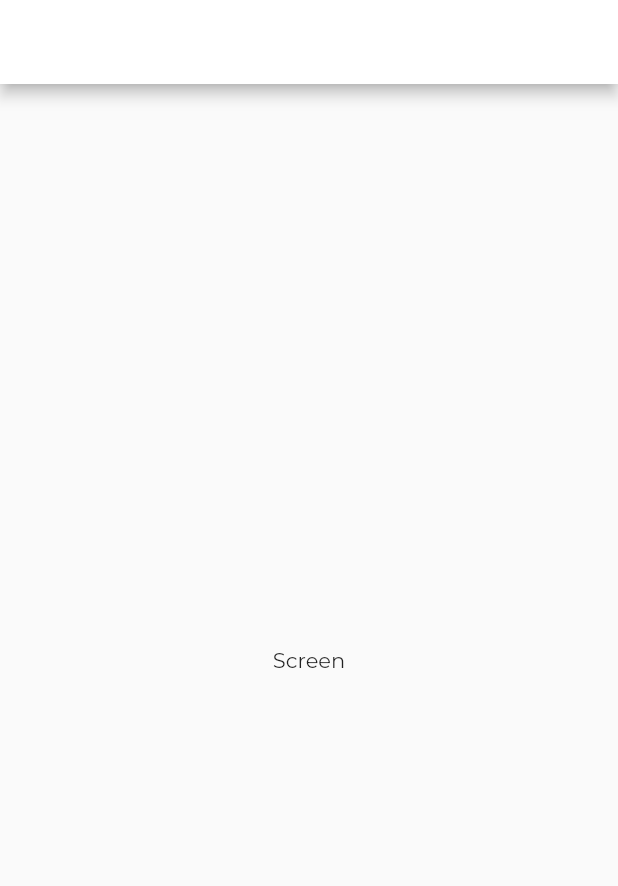
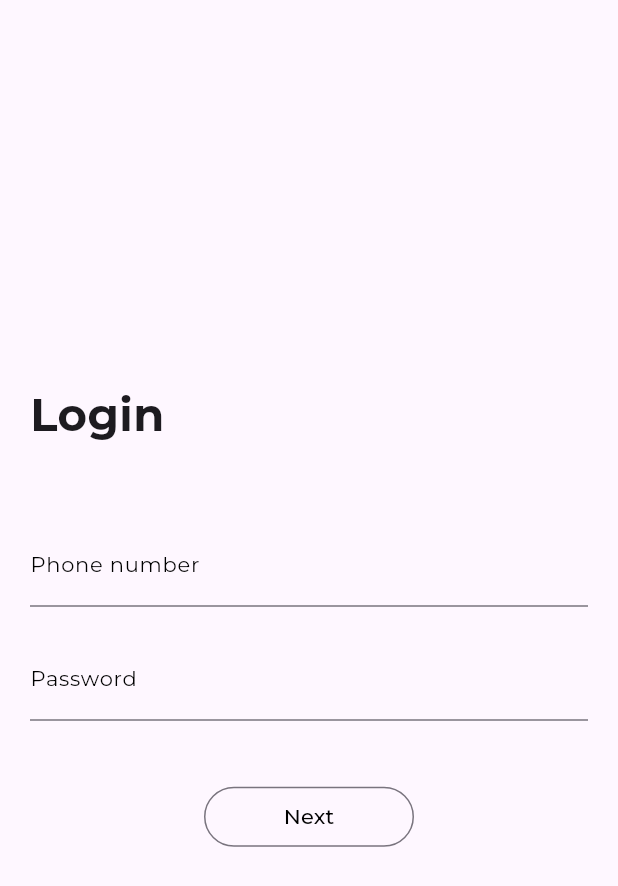
Before and after one commit to Kaparovvv/Mobile-banking, a Flutter app: the screen it shows after launch, on a phone screen of 412 x 824 dp. Shown: the top 886 px of the screen. Run offline on Flutter 3.47's test engine with Material 2 defaults, Android fonts, the phone set to English and light mode, and no system bars; our stand-ins replace auto_route, mask_text_input_formatter; project files that could hold a hidden picture were left out.

Commit message:
login screen UI finished

```diff
--- a/lib/application.dart
+++ b/lib/app.dart
@@ -1,21 +1,22 @@
 import 'package:flutter/material.dart';
 import 'package:my_family_flutter/core/router/app_router.gr.dart';
 
-class MyApp extends StatelessWidget {
-  MyApp({super.key});
+class App extends StatelessWidget {
+  App({super.key});
 
   final AppRouter _appRouter = AppRouter();
   @override
   Widget build(BuildContext context) {
     return MaterialApp.router(
-      routeInformationParser: _appRouter.defaultRouteParser(),
-      routerDelegate: _appRouter.delegate(),
-      debugShowCheckedModeBanner: false,
       title: 'My Family',
       theme: ThemeData(
         fontFamily: 'Montserrat',
         appBarTheme: const AppBarTheme(backgroundColor: Colors.white),
+        useMaterial3: true,
       ),
+      routeInformationParser: _appRouter.defaultRouteParser(),
+      routerDelegate: _appRouter.delegate(),
+      debugShowCheckedModeBanner: false,
     );
   }
 }
--- /dev/null
+++ b/lib/core/constants/masks.dart
@@ -0,0 +1,10 @@
+import 'package:flutter/material.dart';
+import 'package:mask_text_input_formatter/mask_text_input_formatter.dart';
+
+class Masks {
+  static var phoneNumber = MaskTextInputFormatter(
+    mask: '+7 (###) ###-##-##',
+    filter: {"#": RegExp(r'[0-9]')},
+    type: MaskAutoCompletionType.lazy,
+  );
+}
--- a/lib/core/router/app_router.dart
+++ b/lib/core/router/app_router.dart
@@ -1,10 +1,12 @@
 import 'package:auto_route/auto_route.dart';
 import 'package:my_family_flutter/feature/main/presentation/screens/home_screen.dart';
+import 'package:my_family_flutter/feature/main/presentation/screens/login/login_screen.dart';
 
 @MaterialAutoRouter(
   replaceInRouteName: 'Page Route',
   routes: <AutoRoute>[
-    AutoRoute(path: 'mainScreen', page: MainScreen, initial: true),
+    AutoRoute(path: 'loginScreen', page: LoginScreen, initial: true),
+    AutoRoute(path: 'mainScreen', page: MainScreen, initial: false),
   ],
 )
 class $AppRouter {}
--- a/lib/feature/main/presentation/screens/home_screen.dart
+++ b/lib/feature/main/presentation/screens/home_screen.dart
@@ -15,7 +15,7 @@ class _MainScreenState extends State<MainScreen> {
         title: const Text("Home Screen"),
       ),
       body: const Center(
-        child: Text("Screen"),
+        child: Text("Home Screen"),
       ),
     );
   }
--- /dev/null
+++ b/lib/feature/main/presentation/screens/login/login_screen.dart
@@ -0,0 +1,115 @@
+import 'package:auto_route/auto_route.dart';
+import 'package:flutter/material.dart';
+import 'package:flutter/services.dart';
+import 'package:my_family_flutter/core/constants/masks.dart';
+import 'package:my_family_flutter/feature/widgets/input_field.dart';
+
+class LoginScreen extends StatefulWidget {
+  const LoginScreen({super.key});
+
+  @override
+  State<LoginScreen> createState() => _LoginScreenState();
+}
+
+class _LoginScreenState extends State<LoginScreen> {
+  final _formKey = GlobalKey<FormState>();
+  final codeController = TextEditingController();
+
+  String message = "Sending SMS code...";
+  bool nextStep = false;
+
+  @override
+  Widget build(BuildContext context) {
+    return Scaffold(
+      body: SafeArea(
+        child: Container(
+          padding: const EdgeInsets.all(20),
+          child: Column(
+            mainAxisAlignment: MainAxisAlignment.center,
+            crossAxisAlignment: CrossAxisAlignment.start,
+            children: [
+              const Text(
+                "Login",
+                style: TextStyle(
+                  fontSize: 30,
+                  fontWeight: FontWeight.w700,
+                ),
+              ),
+              const SizedBox(height: 50),
+              Form(
+                key: _formKey,
+                child: Column(
+                  children: [
+                    InputField(
+                      labelText: "Phone number",
+                      inputFormatters: [Masks.phoneNumber],
+                      keyboardType: TextInputType.phone,
+                      validator: (value) {
+                        if (value == null ||
+                            value.isEmpty ||
+                            value.length != 18) {
+                          return 'Phone number is not correct';
+                        }
+                        return null;
+                      },
+                    ),
+                    const SizedBox(height: 20),
+                    !nextStep
+                        ? InputField(
+                            labelText: "Password",
+                            obscureText: true,
+                            validator: (value) {
+                              if (value == null || value.isEmpty) {
+                                return "Password is not correct.";
+                              }
+                              return null;
+                            },
+                          )
+                        : InputField(
+                            controller: codeController,
+                            labelText: "Code",
+                            maxLength: 4,
+                            keyboardType: TextInputType.number,
+                            validator: (value) {
+                              if (value == null ||
+                                  value.isEmpty ||
+                                  value.length != 4) {
+                                return "Code is not correct.";
+                              }
+                              return null;
+                            },
+                          ),
+                    const SizedBox(height: 40),
+                    OutlinedButton(
+                      onPressed: () {
+                        if (!nextStep && _formKey.currentState!.validate()) {
+                          setState(() => nextStep = !nextStep);
+                          ScaffoldMessenger.of(context).showSnackBar(
+                            SnackBar(content: Text(message)),
+                          );
+                        } else if (nextStep) {
+                          context.router.replaceNamed('mainScreen');
+                        }
+                      },
+                      style: ButtonStyle(
+                        fixedSize: MaterialStateProperty.all(
+                          const Size(140, 40),
+                        ),
+                      ),
+                      child: Text(
+                        !nextStep ? "Next" : "Log in",
+                        style: const TextStyle(
+                          color: Colors.black,
+                        ),
+                      ),
+                    )
+                  ],
+                ),
+              )
+            ],
+          ),
+        ),
+      ),
+    );
+  }
+}
--- /dev/null
+++ b/lib/feature/widgets/input_field.dart
@@ -0,0 +1,50 @@
+import 'package:flutter/material.dart';
+import 'package:flutter/services.dart';
+
+class InputField extends StatelessWidget {
+  final String labelText;
+  final String? Function(String?) validator;
+  final TextInputType keyboardType;
+  final List<TextInputFormatter> inputFormatters;
+  final bool obscureText;
+  final int? maxLength;
+  final TextEditingController? controller;
+
+  const InputField(
+      {super.key,
+      required this.labelText,
+      required this.validator,
+      this.keyboardType = TextInputType.none,
+      this.inputFormatters = const [],
+      this.obscureText = false,
+      this.maxLength,
+      this.controller});
+
+  @override
+  Widget build(BuildContext context) {
+    return TextFormField(
+      controller: controller,
+      inputFormatters: inputFormatters,
+      obscureText: obscureText,
+      cursorColor: Colors.black,
+      validator: validator,
+      keyboardType: keyboardType,
+      maxLength: maxLength,
+      decoration: InputDecoration(
+        label: Text(
+          labelText,
+          style: const TextStyle(
+            fontSize: 14,
+            color: Colors.black,
+          ),
+        ),
+        focusedBorder: const UnderlineInputBorder(
+          borderSide: BorderSide(
+            width: 1,
+            color: Colors.black,
+          ),
+        ),
+      ),
+    );
+  }
+}
--- a/lib/main.dart
+++ b/lib/main.dart
@@ -1,6 +1,6 @@
 import 'package:flutter/material.dart';
-import 'package:my_family_flutter/application.dart';
+import 'package:my_family_flutter/app.dart';
 
 void main() {
-  runApp(MyApp());
+  runApp(App());
 }
```
Also changed, not shown: pubspec.yaml (+4 -3 lines), lib/core/router/app_router.gr.dart, pubspec.lock, 8 other files.
